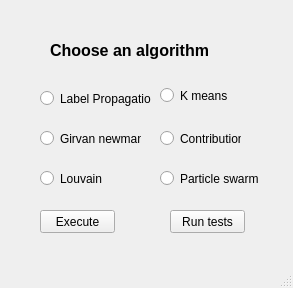
mohamedsennia/d, file final-main/GuI/chooseA.ui: the form before one commit.
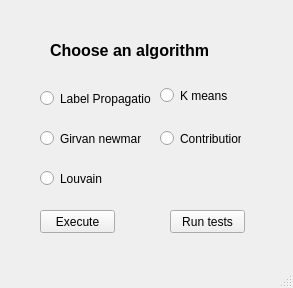
The form after the commit.

```diff
--- a/final-main/GuI/chooseA.ui
+++ b/final-main/GuI/chooseA.ui
@@ -137,19 +137,6 @@
      <string>Louvain</string>
     </property>
    </widget>
-   <widget class="QRadioButton" name="particle">
-    <property name="geometry">
-     <rect>
-      <x>160</x>
-      <y>170</y>
-      <width>101</width>
-      <height>17</height>
-     </rect>
-    </property>
-    <property name="text">
-     <string>Particle swarm</string>
-    </property>
-   </widget>
   </widget>
   <widget class="QMenuBar" name="menubar">
    <property name="geometry">
```
